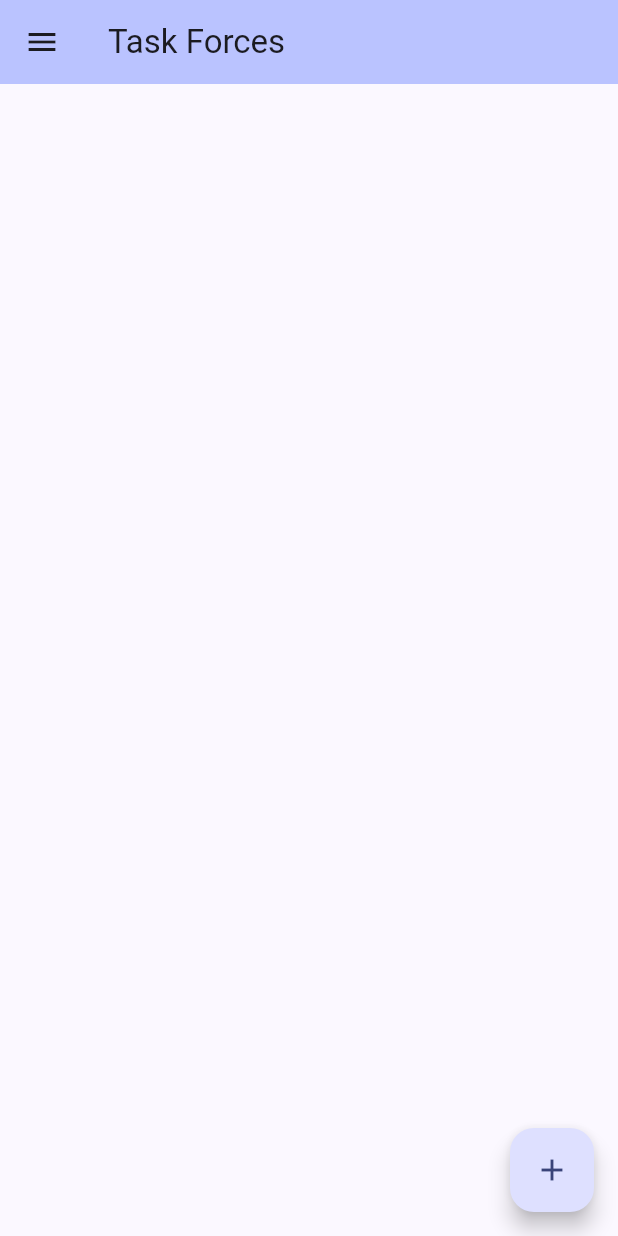
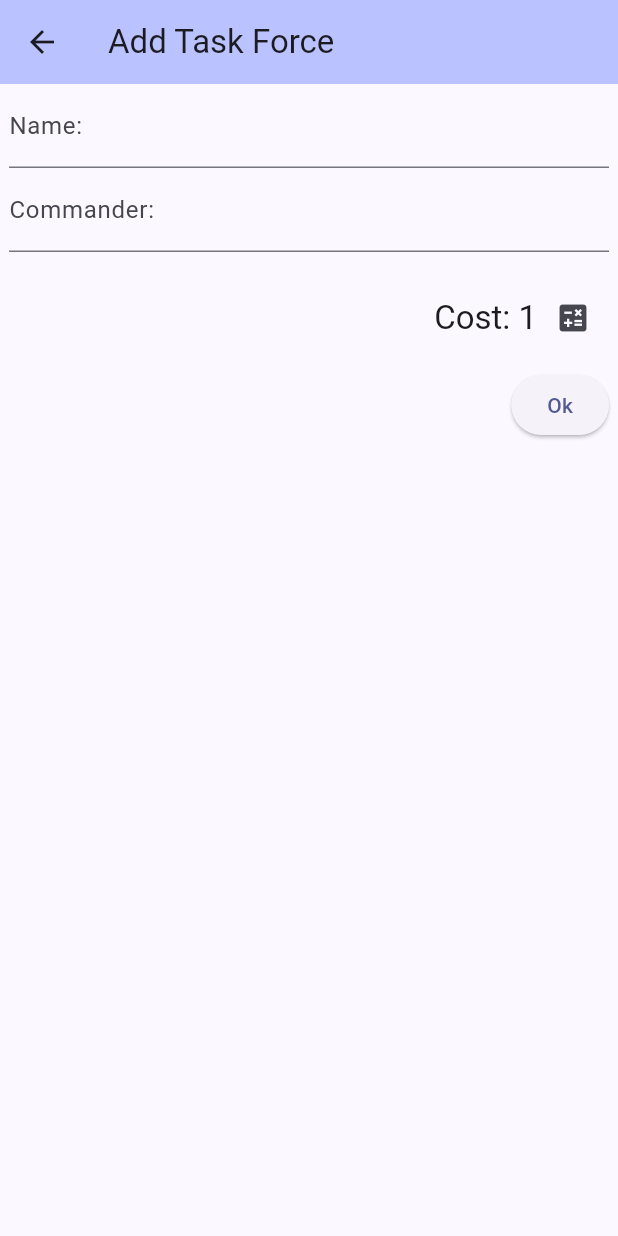
Before and after one commit to pkuehne/laserstorm-companion, a Flutter app: the TaskForcesPage screen opened by its route, after a tap on the "add" icon, on a phone screen of 412 x 824 dp. Run offline on Flutter 3.47's test engine with Material 3 defaults, Android fonts, the phone set to English and light mode, and no system bars; our stand-ins replace firebase_core, multi_dropdown; accounts and stored records are empty.

Commit message:
Tidy up and add/edit taskforce first pass

```diff
--- /dev/null
+++ b/lib/src/laserstorm/add_edit_taskforce_page.dart
@@ -0,0 +1,175 @@
+import 'package:flutter/material.dart';
+import 'package:provider/provider.dart';
+import 'package:weasel/src/laserstorm/laser_storm_scaffold.dart';
+import 'package:weasel/src/laserstorm/taskforce.dart';
+import 'package:weasel/src/app_states.dart';
+import 'package:weasel/src/laserstorm/validators.dart' as validator;
+
+/// Holds unit id argument for EditTaskForcePage
+class TaskForceId {
+  final int? id;
+  TaskForceId(this.id);
+}
+
+class AddTaskForcePage extends StatelessWidget {
+  const AddTaskForcePage({super.key});
+
+  static const routeName = '/laserstorm/taskforce/add';
+
+  @override
+  Widget build(BuildContext context) {
+    return TaskForceForm(
+      taskforce: TaskForce(),
+      title: "Add Task Force",
+      snackText: "Added",
+    );
+  }
+}
+
+class EditTaskForcePage extends StatelessWidget {
+  const EditTaskForcePage({super.key});
+
+  static const routeName = '/laserstorm/taskforce/edit';
+
+  @override
+  Widget build(BuildContext context) {
+    var appState = Provider.of<AppState>(context, listen: false);
+    final args = ModalRoute.of(context)?.settings.arguments as TaskForceId?;
+    final id = args?.id;
+    if (id == null) {
+      Navigator.of(context).pop();
+    }
+
+    return TaskForceForm(
+      taskforce: TaskForce.clone(appState.getTaskForce(id!)),
+      title: "Edit Task Force",
+      snackText: "Updated",
+    );
+  }
+}
+
+class TaskForceForm extends StatefulWidget {
+  final TaskForce taskforce;
+  final String title;
+  final String snackText;
+
+  const TaskForceForm({
+    super.key,
+    required this.taskforce,
+    required this.title,
+    required this.snackText,
+  });
+
+  @override
+  State<TaskForceForm> createState() => _TaskForceFormState();
+}
+
+class _TaskForceFormState extends State<TaskForceForm> {
+  final GlobalKey<FormState> _formKey = GlobalKey<FormState>();
+
+  void goBack(BuildContext context) {
+    Navigator.of(context).pop();
+  }
+
+  void submitChanges(BuildContext context) {
+    if (!_formKey.currentState!.validate()) {
+      return;
+    }
+    _formKey.currentState!.save(); // Store current values
+    final appState = Provider.of<AppState>(context, listen: false);
+    widget.taskforce.ensureId();
+    appState.setTaskForce(widget.taskforce);
+    ScaffoldMessenger.of(context).showSnackBar(
+      SnackBar(content: Text("${widget.snackText} ${widget.taskforce.name}")),
+    );
+    goBack(context);
+  }
+
+  void recalculateCost() {
+    if (!_formKey.currentState!.validate()) {
+      return;
+    }
+    _formKey.currentState!.save(); // Store current values
+    setState(() {/* Cost value has changed */});
+  }
+
+  @override
+  Widget build(BuildContext context) {
+    // var appState = Provider.of<AppState>(context, listen: false);
+    // var units = appState.units.map<DropdownMenuItem<int>>((Unit unit) {
+    //   return DropdownMenuItem<int>(
+    //     value: unit.id,
+    //     child: Text(unit.name),
+    //   );
+    // }).toList();
+
+    return LaserStormScaffold(
+      title: widget.title,
+      body: SingleChildScrollView(
+        child: Center(
+          child: ConstrainedBox(
+            constraints: BoxConstraints.loose(const Size(400, double.infinity)),
+            child: Column(
+              children: [
+                Form(
+                  key: _formKey,
+                  child: Column(
+                    crossAxisAlignment: CrossAxisAlignment.start,
+                    mainAxisSize: MainAxisSize.min,
+                    children: [
+                      TextFormField(
+                        decoration: const InputDecoration(
+                          labelText: 'Name:',
+                          hintText: 'Task Force Name?',
+                        ),
+                        initialValue: widget.taskforce.name,
+                        validator: validator.notEmpty,
+                        onSaved: (v) => widget.taskforce.name = v!,
+                      ),
+                      TextFormField(
+                        decoration: const InputDecoration(
+                          labelText: 'Commander:',
+                          hintText: 'TaskForce Commander?',
+                        ),
+                        initialValue: widget.taskforce.commander,
+                        validator: validator.notEmpty,
+                        onSaved: (v) => widget.taskforce.commander = v!,
+                      ),
+                      Padding(
+                        padding: const EdgeInsets.only(top: 20),
+                        child: Row(
+                          mainAxisAlignment: MainAxisAlignment.end,
+                          children: [
+                            Text("Cost: ",
+                                style: Theme.of(context).textTheme.titleLarge),
+                            Text(widget.taskforce.cost().toInt().toString(),
+                                style: Theme.of(context).textTheme.titleLarge),
+                            IconButton(
+                              onPressed: recalculateCost,
+                              icon: const Icon(Icons.calculate),
+                              tooltip: "Recalculate Cost",
+                            )
+                          ],
+                        ),
+                      )
+                    ],
+                  ),
+                ),
+                const SizedBox(
+                  height: 10,
+                ),
+                Align(
+                  alignment: Alignment.centerRight,
+                  child: ElevatedButton(
+                    onPressed: () => submitChanges(context),
+                    child: const Text('Ok'),
+                  ),
+                ),
+              ],
+            ),
+          ),
+        ),
+      ),
+    );
+  }
+}
--- a/lib/src/laserstorm/stands_page.dart
+++ b/lib/src/laserstorm/stands_page.dart
@@ -1,7 +1,7 @@
 import 'package:flutter/material.dart';
 import 'package:provider/provider.dart';
 import 'package:weasel/src/app_states.dart';
-import 'package:weasel/src/laserstorm/add_edit_stand_dialog.dart';
+import 'package:weasel/src/laserstorm/add_edit_stand_page.dart';
 import 'package:weasel/src/laserstorm/common_widgets.dart';
 import 'package:weasel/src/laserstorm/stand.dart';
 import 'package:weasel/src/laserstorm/template_page.dart';
--- a/lib/src/laserstorm/taskforces_page.dart
+++ b/lib/src/laserstorm/taskforces_page.dart
@@ -1,5 +1,6 @@
 import 'package:flutter/material.dart';
 import 'package:provider/provider.dart';
+import 'package:weasel/src/laserstorm/add_edit_taskforce_page.dart';
 import 'package:weasel/src/laserstorm/common_widgets.dart';
 import 'package:weasel/src/laserstorm/taskforce.dart';
 import 'package:weasel/src/laserstorm/template_page.dart';
@@ -16,20 +17,18 @@ class TaskForcesPage extends StatelessWidget {
 
     return TemplatePage<TaskForce>(
       templateName: "Task Force",
-      onAdd: () {},
-      onEdit: (tf) {},
-      // onAdd: () => Navigator.pushNamed(
-      //   context,
-      //   AddTaskForcePage.routeName,
-      //   arguments: null,
-      // ),
-      // onEdit: (tf) => Navigator.pushNamed(
-      //   context,
-      //   EditTaskForcePage.routeName,
-      //   arguments: TaskForceId(tf.id),
-      // ),
-      onDuplicate: (tf) => appState.duplicateTaskforce(tf),
-      onDelete: (tf) => appState.removeTaskforce(tf),
+      onAdd: () => Navigator.pushNamed(
+        context,
+        AddTaskForcePage.routeName,
+        arguments: null,
+      ),
+      onEdit: (tf) => Navigator.pushNamed(
+        context,
+        EditTaskForcePage.routeName,
+        arguments: TaskForceId(tf.id),
+      ),
+      onDuplicate: (tf) => appState.duplicateTaskForce(tf),
+      onDelete: (tf) => appState.removeTaskForce(tf),
       getItem: (i) => appState.taskforces[i],
       itemCount: appState.taskforces.length,
       leadingBuilder: (TaskForce tf) {
--- a/lib/src/laserstorm/weapons_page.dart
+++ b/lib/src/laserstorm/weapons_page.dart
@@ -1,7 +1,7 @@
 import 'package:flutter/material.dart';
 import 'package:provider/provider.dart';
 import 'package:weasel/src/app_states.dart';
-import 'package:weasel/src/laserstorm/add_edit_weapon_dialog.dart';
+import 'package:weasel/src/laserstorm/add_edit_weapon_page.dart';
 import 'package:weasel/src/laserstorm/common_widgets.dart';
 import 'package:weasel/src/laserstorm/template_page.dart';
 import 'package:weasel/src/laserstorm/weapon.dart';
```
Also changed, not shown: lib/main.dart (+5 -4 lines), lib/src/app_states.dart (+5 -5 lines), lib/src/laserstorm/add_edit_stand_page.dart (renamed from lib/src/laserstorm/add_edit_stand_dialog.dart), lib/src/laserstorm/add_edit_weapon_page.dart (renamed from lib/src/laserstorm/add_edit_weapon_dialog.dart).
